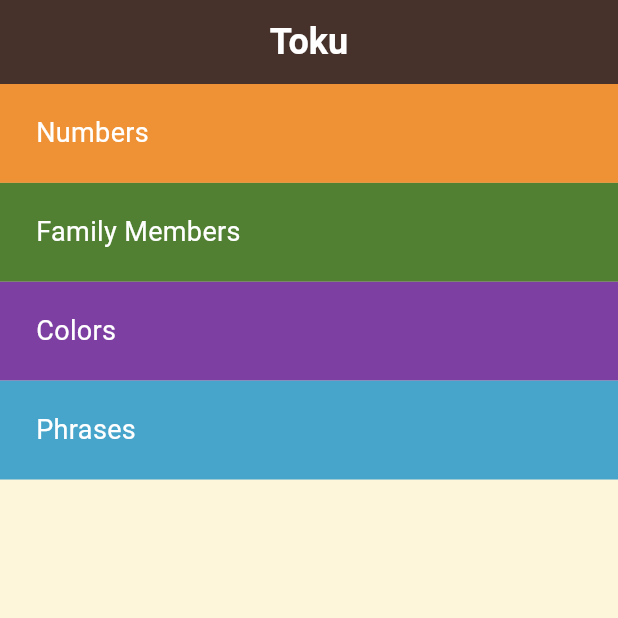
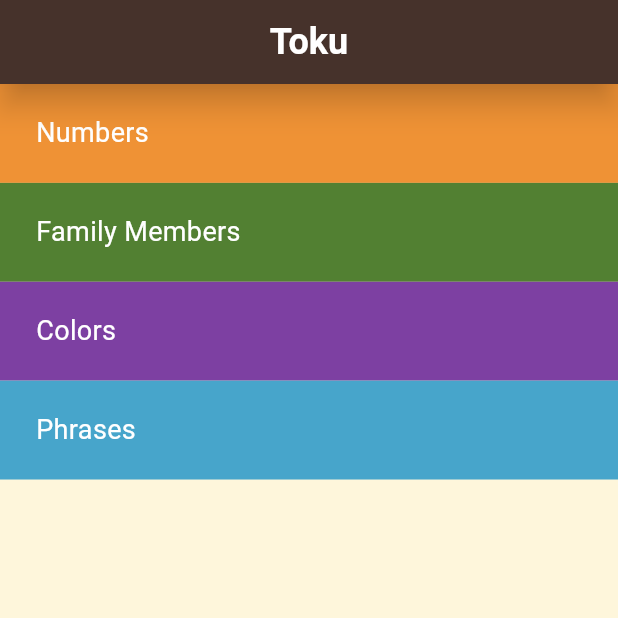
Before and after one commit to PhilopaterNabil/Language_Learning-App, a Flutter app: the screen it shows after launch, on a phone screen of 412 x 824 dp, the top half of it. Run offline on Flutter 3.47's test engine with Material 3 defaults, Android fonts, the phone set to English and light mode, and no system bars; our stand-ins replace audioplayers.

Commit message:
Improve app theme and styling
This commit updates the app theme and styling by setting the primary color to a dark shade and adding elevation and shadow to the app bar. The changes improve the overall look and feel of the app.

```diff
--- a/lib/main.dart
+++ b/lib/main.dart
@@ -15,9 +15,13 @@ class TokuApp extends StatelessWidget {
       debugShowCheckedModeBanner: false,
       title: 'Language Learing',
       theme: ThemeData.light().copyWith(
-        colorScheme: const ColorScheme.dark(),
-        appBarTheme: const AppBarTheme(
-          backgroundColor: Color(0xff46322B),
+        colorScheme: const ColorScheme.dark(
+          primary: Color(0xff46322B),
+        ),
+        appBarTheme: AppBarTheme(
+          backgroundColor: const Color(0xff46322B),
+          elevation: 8,
+          shadowColor: Colors.black.withOpacity(0.8),
           centerTitle: true,
         ),
         textTheme: const TextTheme(
```
